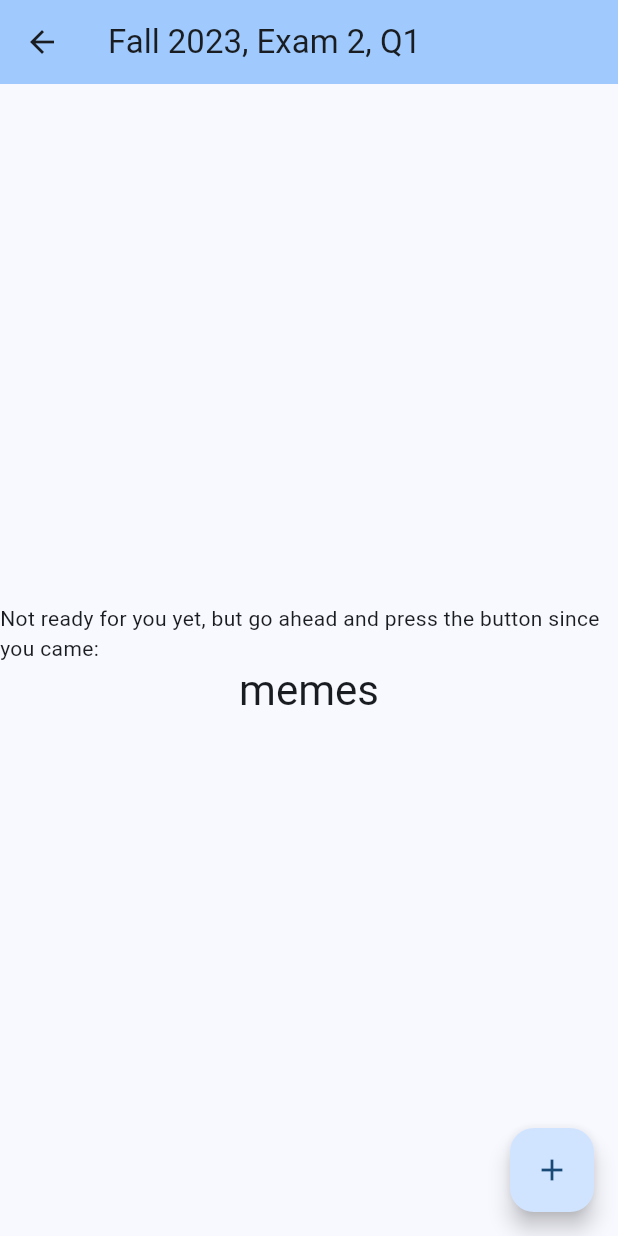
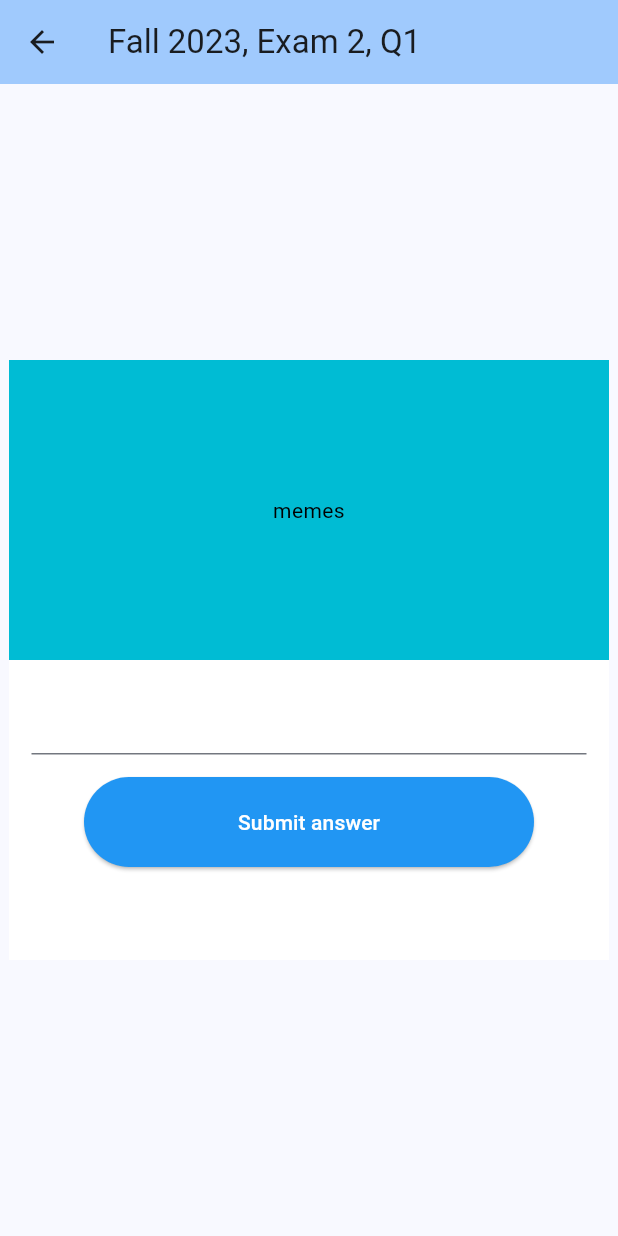
Before and after one commit to nacl-gb3/studybinder, a Flutter app: the MyQuestionPage screen opened directly, on a phone screen of 412 x 824 dp. Run offline on Flutter 3.47's test engine with Material 2 defaults, Android fonts, the phone set to English and light mode, and no system bars; accounts and stored records are empty.

Commit message:
Got Question Page to working state

```diff
--- a/lib/instance.dart
+++ b/lib/instance.dart
@@ -11,6 +11,7 @@ import 'paths.dart';
 class Instance {
 	static User? activeUser;
 	static Exam? activeExam;
+	static Question? activeQuestion;
 	static List<User> users = [];
 	static Map<String, List<Exam>> exams = {};
 	static bool excludeAnswered = true;
--- a/lib/questionpage.dart
+++ b/lib/questionpage.dart
@@ -13,26 +13,210 @@ class MyQuestionPage extends StatefulWidget {
 }
 
 class _MyQuestionPageState extends State<MyQuestionPage> {
-	Question? activeQuestion;
+	List<String>? answerList;
+	int guesses = 0;
+	bool answerCorrect = false;
+	TextEditingController textController = TextEditingController();
+
+	final List<Color> _colors = <Color>[
+		Colors.blue,
+		Colors.green,
+		Colors.red
+	];
+
+	final Map<String, int> _currentColorIndex = Map();
+	int currentColorIndex = 0;
 
 	@override
 	void initState() {
-		activeQuestion = Question();
-		activeQuestion!.examSemester = "Fall 2023";
-		activeQuestion!.examUnit = 2;
-		activeQuestion!.questionNum = 1;
-		activeQuestion!.type = "Multiple Choice";
-		activeQuestion!.given = "memes";
-		activeQuestion!.explanation = "no memes";
-		activeQuestion!.answer = "please";
-		activeQuestion!.possibleAnswers = ["please", "yes", "no", "get out of my house"];
+		Instance.activeQuestion = Question();
+		Instance.activeQuestion!.examSemester = "Fall 2023";
+		Instance.activeQuestion!.examUnit = 2;
+		Instance.activeQuestion!.questionNum = 1;
+		Instance.activeQuestion!.type = "Short Answer";
+		Instance.activeQuestion!.given = "memes";
+		Instance.activeQuestion!.explanation = "no memes";
+		Instance.activeQuestion!.answer = "please";
+		Instance.activeQuestion!.possibleAnswers = ["true", "false"];
+
+		for (String answer in Instance.activeQuestion!.possibleAnswers) {
+			_currentColorIndex[answer] = 0;
+		}
+
+		if (Instance.activeQuestion!.type == "Multiple Choice") {
+			answerList = Instance.activeQuestion!.shuffleAnswers();
+		}
+		else if (Instance.activeQuestion!.type == "True/False") {
+			answerList = Instance.activeQuestion!.possibleAnswers;
+		}
+		else {
+			answerList = [""];
+		}
+
 		super.initState();
 	}
 
 	@override
 	void dispose() {
-		activeQuestion = null;
+		Instance.activeQuestion = null;
+		_currentColorIndex.clear();
+		answerList = null;
+		answerCorrect = false;
 		super.dispose();
+	}
+
+	void _checkAnswer(String chosenOption) {
+		guesses++;
+
+		if (answerCorrect) {
+			return;
+		}
+
+		if (Instance.activeQuestion!.type != "Free Response") {
+			answerCorrect = chosenOption == Instance.activeQuestion!.answer;
+
+			if (Instance.activeQuestion!.type == "Multiple Choice"
+				|| Instance.activeQuestion!.type == "True/False") {
+				setState( () {
+					if (answerCorrect) {
+						_currentColorIndex[chosenOption] = 1;
+					}
+					else {
+						_currentColorIndex[chosenOption] = 2;
+						if (guesses >= answerList!.length - 1) {
+							_currentColorIndex[Instance.activeQuestion!.answer] = 1;
+						}
+					}
+
+				});
+			}
+			else {
+				setState( () {
+					if (answerCorrect) {
+						currentColorIndex = 1;
+					}
+					else {
+						currentColorIndex = 2;
+					}
+				});
+			}
+
+			if (answerCorrect || guesses >= answerList!.length - 1) {
+				displayExplanation("Answer: ${Instance.activeQuestion!.answer}");
+			}
+		}
+
+		else {
+			displayExplanation("Read the below explanation");
+		}
+
+	}
+
+	void displayExplanation(String header) {
+		showDialog(
+			context: context,
+			builder: (_) => AlertDialog(
+				title: Text(header),
+				content: Text(Instance.activeQuestion!.explanation),
+				actions: [TextButton(onPressed: () {Navigator.pop(context);}, child: const Text("OK"))],
+			),
+			barrierDismissible: false,
+		);
+	}
+
+	Widget displayAnswerContainer(String option) {
+		if (Instance.activeQuestion!.type == "Free Response") {
+			return Container(
+				color: Colors.white,
+				width: 400,
+				height: 200,
+				child: Column(
+					children: <Widget>[
+						Padding(
+							padding: const EdgeInsets.all(15.0),
+							child: SingleChildScrollView(
+								scrollDirection: Axis.vertical,
+								child: TextField(
+									controller: textController,
+									maxLines: 4,
+								),
+							),
+						),
+						ElevatedButton(
+							style: ElevatedButton.styleFrom(
+								backgroundColor: Colors.blue,
+								minimumSize: const Size(300, 60),
+							),
+							onPressed: () => {
+								if (textController.text.isNotEmpty) {
+									_checkAnswer(textController.text)
+								}
+							},
+							child: const Text(
+								"Submit answer",
+								style: TextStyle(
+									color: Colors.white,
+								),
+							),
+						),
+					],
+				),
+			);
+
+		}
+
+		if (Instance.activeQuestion!.type == "Short Answer") {
+			return Container(
+				color: Colors.white,
+				width: 400,
+				height: 200,
+				child: Column(
+					children: <Widget>[
+						Padding(
+							padding: const EdgeInsets.all(15.0),
+							child: TextField(
+								controller: textController,
+								maxLines: 1,
+							),
+						),
+						ElevatedButton(
+							style: ElevatedButton.styleFrom(
+								backgroundColor: _colors[currentColorIndex],
+								minimumSize: const Size(300, 60),
+							),
+							onPressed: () => {
+								if (textController.text.isNotEmpty) {
+									_checkAnswer(textController.text)
+								}
+							},
+							child: const Text(
+								"Submit answer",
+								style: TextStyle(
+									color: Colors.white,
+								),
+							),
+						),
+					],
+				),
+			);
+		}
+
+		return Container(
+			margin: const EdgeInsets.all(10),
+			child: ElevatedButton(
+				style: ElevatedButton.styleFrom(
+					backgroundColor: _colors[_currentColorIndex[option]!],
+					minimumSize: const Size(300, 60),
+				),
+				child: Text(
+					option,
+					style: const TextStyle(
+						color: Colors.white,
+					),
+				),
+				onPressed: () => _checkAnswer(option)
+			),
+		);
 }
 
 	@override
@@ -41,28 +225,32 @@ class _MyQuestionPageState extends State<MyQuestionPage> {
 		return Scaffold(
 			appBar: AppBar(
 				backgroundColor: Theme.of(context).colorScheme.inversePrimary,
-			title: Text("${activeQuestion!.examSemester}, Exam ${activeQuestion!.examUnit}, "
-				+ "Q${activeQuestion!.questionNum}"),
+				title: Text("${Instance.activeQuestion!.examSemester}, "
+				"Exam ${Instance.activeQuestion!.examUnit}, Q${Instance.activeQuestion!.questionNum}"),
 			),
 			body: Center(
 				child: Column(
 					mainAxisAlignment: MainAxisAlignment.center,
 					children: <Widget>[
-				const Text(
-				"Not ready for you yet, but go ahead and press the button since you came:",
+						Container(
+							color: Colors.cyan,
+							width: 400,
+							height: 200,
+							child: Center(
+								child: Text(
+									Instance.activeQuestion!.given,
+									textAlign: TextAlign.center,
+									style: const TextStyle(
+										color: Colors.black,
 									),
-				Text(
-				'memes',
-				style: Theme.of(context).textTheme.headlineMedium,
 								),
+							),
+						),
+						for (String option in answerList!)
+							displayAnswerContainer(option),
 					],
 				),
 			),
-		floatingActionButton: FloatingActionButton(
-			onPressed: () => {},
-			tooltip: 'Increment',
-			child: const Icon(Icons.add),
-		), // This trailing comma makes auto-formatting nicer for build methods.
 		);
 	}
 }
```
Also changed, not shown: lib/main.dart (+10 -23 lines), lib/question.dart (+13 -3 lines). Lines whose indentation alone changed are shown as unchanged.
